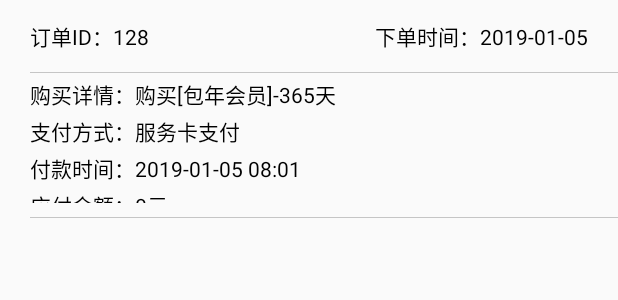
After one commit to AITLIY/Meiduohui, an Android app: the layout load_more_view.xml on its own in the app's theme, with its tools: preview values and no code run, on a phone screen of 412 x 824 dp. The commit adds this screen. Shown: the top 300 px of the screen. Run offline under Robolectric (Android 15) with nearby library versions, the phone set to English and light mode, and no system bars.

Commit message:
首页推荐列表调试；上拉加载调试；

```diff
--- a/app/build.gradle
+++ b/app/build.gradle
@@ -80,10 +80,11 @@ dependencies {
     implementation 'com.githang:status-bar-compat:latest.integration'
     implementation 'in.srain.cube:ultra-ptr:1.0.11'
     implementation 'com.tencent.mm.opensdk:wechat-sdk-android-with-mta:1.0.2'
+    implementation 'com.github.userswlwork:pull-to-refresh:1.0.0'
+
     //微信
     implementation files('libs/xUtils-2.6.2.jar')
     implementation files('libs/volley.jar')
-    //    implementation project(':PullToRefresh')
     implementation files('libs/httpclient-4.3.5.jar')
     implementation files('libs/httpcore-4.3.2.jar')
     implementation files('libs/httpmime-4.3.5.jar')
--- /dev/null
+++ b/app/src/main/res/layout/load_more_view.xml
@@ -0,0 +1,83 @@
+<?xml version="1.0" encoding="utf-8"?>
+<LinearLayout xmlns:android="http://schemas.android.com/apk/res/android"
+    android:layout_width="match_parent"
+    android:layout_height="148dp"
+    android:orientation="vertical"
+    android:paddingLeft="20dp">
+
+    <LinearLayout
+        android:layout_width="match_parent"
+        android:layout_height="48dp"
+        android:gravity="center_vertical">
+
+        <TextView
+            android:id="@+id/ordersn_tv"
+            android:layout_width="wrap_content"
+            android:layout_height="wrap_content"
+            android:textColor="@color/black"
+            android:text="订单ID：128"/>
+
+        <View
+            android:layout_width="0dp"
+            android:layout_height="match_parent"
+            android:layout_weight="1"/>
+
+        <TextView
+            android:id="@+id/addtime_tv"
+            android:layout_width="wrap_content"
+            android:layout_height="wrap_content"
+            android:layout_marginRight="20dp"
+            android:textColor="@color/black"
+            android:text="下单时间：2019-01-05"/>
+    </LinearLayout>
+
+    <View
+        android:layout_width="match_parent"
+        android:layout_height="0.5dp"
+        android:background="@color/gray_lite"/>
+
+    <LinearLayout
+        android:layout_width="match_parent"
+        android:layout_height="90dp"
+        android:orientation="vertical"
+        android:layout_marginBottom="6dp">
+
+        <TextView
+            android:id="@+id/level_name_tv"
+            android:layout_width="wrap_content"
+            android:layout_height="wrap_content"
+            android:layout_marginTop="3dp"
+            android:textColor="@color/black"
+            android:text="购买详情：购买[包年会员]-365天"/>
+
+        <TextView
+            android:id="@+id/paytype_tv"
+            android:layout_width="wrap_content"
+            android:layout_height="wrap_content"
+            android:layout_marginTop="3dp"
+            android:textColor="@color/black"
+            android:text="支付方式：服务卡支付"/>
+
+        <TextView
+            android:id="@+id/paytime_tv"
+            android:layout_width="wrap_content"
+            android:layout_height="wrap_content"
+            android:layout_marginTop="3dp"
+            android:textColor="@color/black"
+            android:text="付款时间：2019-01-05 08:01"/>
+
+        <TextView
+            android:id="@+id/vipmoney_tv"
+            android:layout_width="wrap_content"
+            android:layout_height="wrap_content"
+            android:layout_marginTop="3dp"
+            android:layout_marginBottom="3dp"
+            android:textColor="@color/black"
+            android:text="应付金额：0元"/>
+    </LinearLayout>
+
+    <View
+        android:layout_width="match_parent"
+        android:layout_height="0.5dp"
+        android:background="@color/gray_lite"/>
+</LinearLayout>
```
Also changed, not shown: app/src/main/java/com/meiduohui/groupbuying/UI/fragments/HomeFragment.java (+32 -62 lines), app/src/main/java/com/meiduohui/groupbuying/UI/views/MyRecyclerView.java (added, +22 -0 lines), app/src/main/java/com/meiduohui/groupbuying/adapter/LevelVipAdapter.java (added, +67 -0 lines), app/src/main/res/layout/fragment_home.xml (+23 -22 lines).
